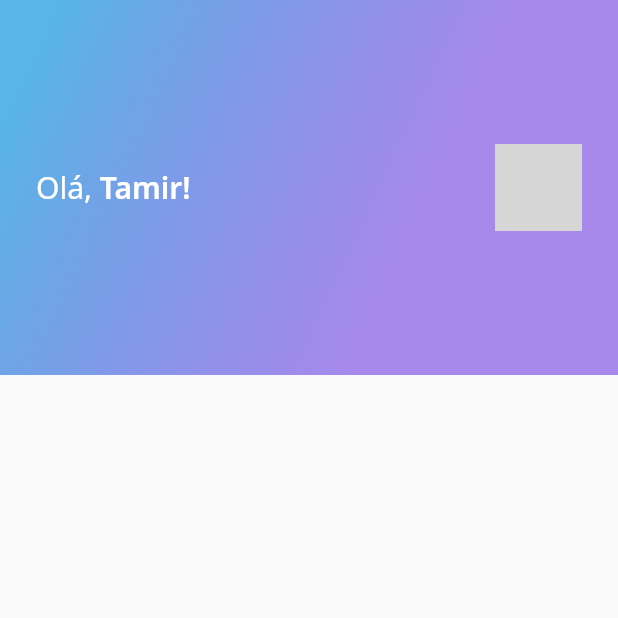
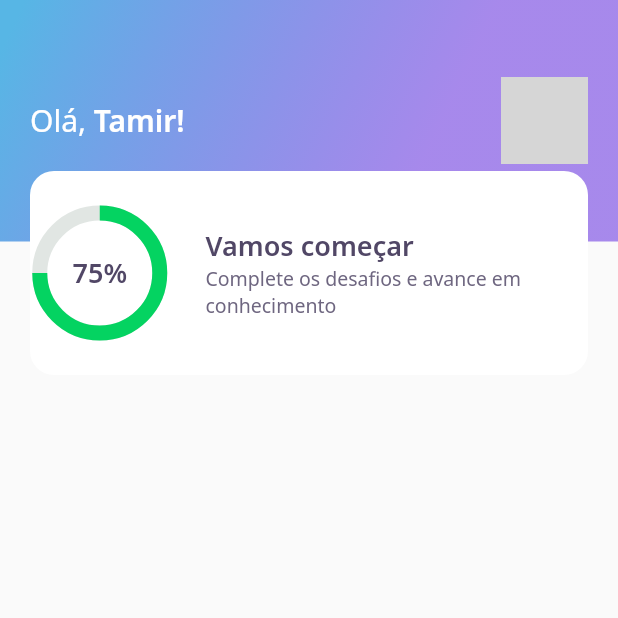
Before and after one commit to tamirfaria/devquiz, a Flutter app: the screen it shows after launch, on a phone screen of 412 x 824 dp, the top half of it. Run offline on Flutter 3.47's test engine with Material 2 defaults, Android fonts, the phone set to English and light mode, and no system bars; our stand-ins replace google_fonts; network calls fail; grey boxes are pictures that could not be loaded.

Commit message:
refactor: continuous improvement

```diff
--- a/lib/home/widgets/app_bar/app_bar_widget.dart
+++ b/lib/home/widgets/app_bar/app_bar_widget.dart
@@ -1,16 +1,27 @@
 import 'package:devquiz/core/app_gradients.dart';
 import 'package:devquiz/core/app_text_styles.dart';
+import 'package:devquiz/home/widgets/score_card/score_card_widget.dart';
 import 'package:flutter/material.dart';
 
 class AppBarWidget extends PreferredSize {
   AppBarWidget()
       : super(
-          preferredSize: Size.fromHeight(250),
+          preferredSize: Size.fromHeight(
+            250,
+          ),
           child: Container(
             height: 250,
-            decoration: BoxDecoration(gradient: AppGradients.linear),
-            child: Padding(
-              padding: const EdgeInsets.symmetric(horizontal: 24),
+            child: Stack(
+              children: [
+                Container(
+                  height: 161,
+                  width: double.maxFinite,
+                  padding: const EdgeInsets.symmetric(
+                    horizontal: 20,
+                  ),
+                  decoration: BoxDecoration(
+                    gradient: AppGradients.linear,
+                  ),
                   child: Row(
                     mainAxisAlignment: MainAxisAlignment.spaceBetween,
                     children: [
@@ -20,7 +31,9 @@ class AppBarWidget extends PreferredSize {
                           style: AppTextStyles.title,
                           children: [
                             TextSpan(
-                            text: "Tamir!", style: AppTextStyles.titleBold),
+                              text: "Tamir!",
+                              style: AppTextStyles.titleBold,
+                            ),
                           ],
                         ),
                       ),
@@ -28,16 +41,28 @@ class AppBarWidget extends PreferredSize {
                         width: 58,
                         height: 58,
                         decoration: BoxDecoration(
-                      borderRadius: BorderRadius.circular(10),
+                          borderRadius: BorderRadius.circular(
+                            10,
+                          ),
                           image: DecorationImage(
                             image: NetworkImage(
-                            "https://avatars.githubusercontent.com/u/67196091?v=4"),
+                              "https://avatars.githubusercontent.com/u/67196091?v=4",
+                            ),
                           ),
                         ),
                       )
                     ],
                   ),
                 ),
+                Align(
+                  alignment: Alignment(
+                    0.0,
+                    1.0,
+                  ),
+                  child: ScoreCardWidget(),
+                ),
+              ],
+            ),
           ),
         );
 }
--- /dev/null
+++ b/lib/home/widgets/score_card/score_card_widget.dart
@@ -0,0 +1,58 @@
+import 'package:devquiz/core/app_colors.dart';
+import 'package:devquiz/core/app_text_styles.dart';
+import 'package:devquiz/home/widgets/chart/chart_widget.dart';
+import 'package:flutter/material.dart';
+
+class ScoreCardWidget extends StatelessWidget {
+  const ScoreCardWidget({Key? key}) : super(key: key);
+
+  @override
+  Widget build(BuildContext context) {
+    return Padding(
+      padding: const EdgeInsets.only(
+        left: 20,
+        right: 20,
+      ),
+      child: Container(
+        height: 136,
+        decoration: BoxDecoration(
+          color: AppColors.white,
+          borderRadius: BorderRadius.circular(
+            16,
+          ),
+        ),
+        child: Row(
+          crossAxisAlignment: CrossAxisAlignment.center,
+          children: [
+            Expanded(
+              flex: 1,
+              child: ChartWidget(),
+            ),
+            Expanded(
+              flex: 3,
+              child: Padding(
+                padding: const EdgeInsets.only(
+                  left: 24,
+                ),
+                child: Column(
+                  mainAxisAlignment: MainAxisAlignment.center,
+                  crossAxisAlignment: CrossAxisAlignment.start,
+                  children: [
+                    Text(
+                      "Vamos começar",
+                      style: AppTextStyles.heading,
+                    ),
+                    Text(
+                      "Complete os desafios e avance em conhecimento",
+                      style: AppTextStyles.body,
+                    ),
+                  ],
+                ),
+              ),
+            ),
+          ],
+        ),
+      ),
+    );
+  }
+}
```
Lines whose indentation alone changed are shown as unchanged.
